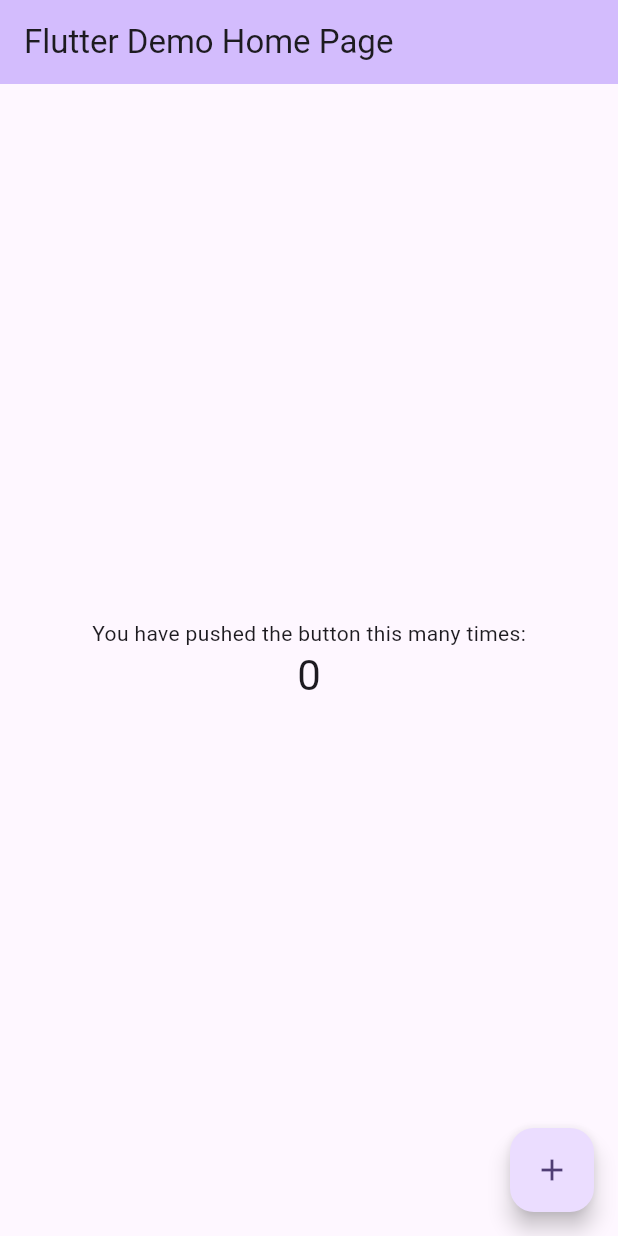
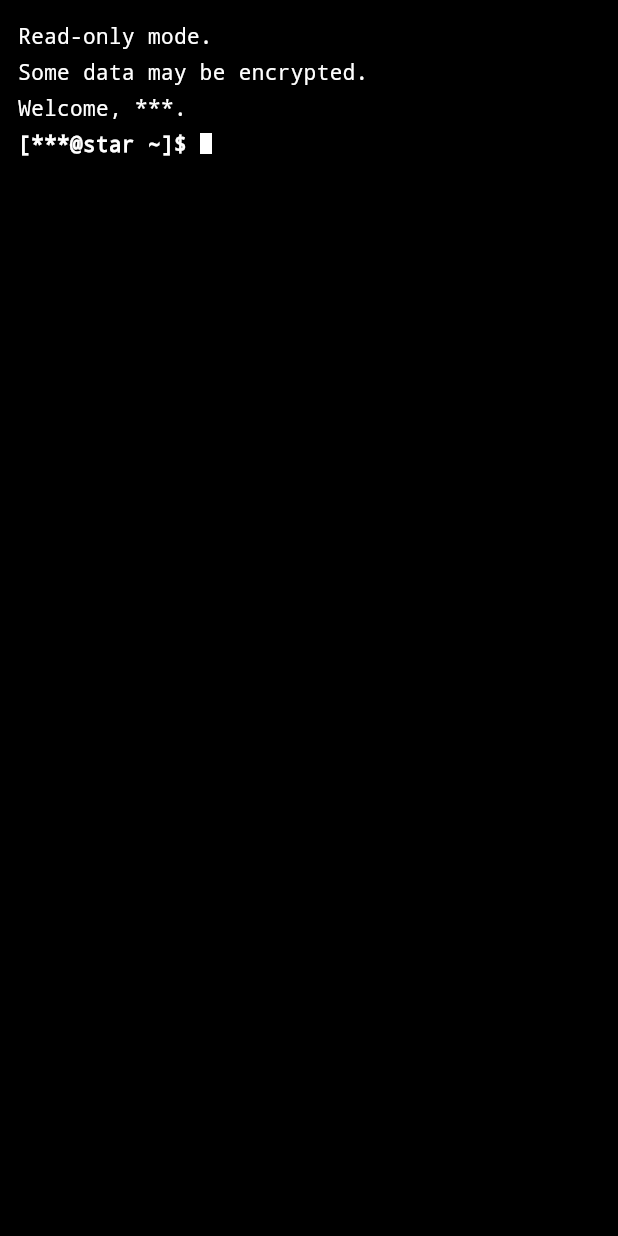
Before and after one commit to CaeStars/Constellation, a Flutter app: the screen it shows after launch, on a phone screen of 412 x 824 dp. Run offline on Flutter 3.47's test engine with Material 3 defaults, Android fonts, the phone set to English and light mode, and no system bars; our stand-ins replace go_router.

Commit message:
Created console system for chromosphere, created some virtual files on it
Feature:
Console system on chromosphere.dart with multiple functional commands
and a filesystem. Alongside, I already added some files to the
filesystem of chromosphere.

```diff
--- /dev/null
+++ b/lib/core/router.dart
@@ -0,0 +1,31 @@
+import 'package:flutter/material.dart';
+import 'package:go_router/go_router.dart';
+// import '../pages/home.dart';
+import '../pages/star/chromosphere.dart';
+
+final GoRouter router = GoRouter(
+  initialLocation: '/chromosphere',
+  // TODO: implement error screen
+  routes: <RouteBase>[
+    GoRoute(
+      path: '/chromosphere',
+      builder: (BuildContext context, GoRouterState state) {
+        return const ChromoMain();
+      },
+    ),
+    GoRoute(
+      path: '/',
+      builder: (BuildContext context, GoRouterState state) {
+        return Scaffold(
+          backgroundColor: Colors.black,
+          body: Center(
+            child: Text(
+              "you're not supposed to be here.",
+              style: TextStyle(color: Colors.white),
+            ),
+          ),
+        );
+      },
+    ),
+  ],
+);
--- a/lib/main.dart
+++ b/lib/main.dart
@@ -1,121 +1,27 @@
 import 'package:flutter/material.dart';
+import 'core/router.dart';
 
 void main() {
-  runApp(const MyApp());
+  runApp(const App());
 }
 
-class MyApp extends StatelessWidget {
-  const MyApp({super.key});
-
-  // This widget is the root of your application.
-  @override
-  Widget build(BuildContext context) {
-    return MaterialApp(
-      title: 'Flutter Demo',
-      theme: ThemeData(
-        // This is the theme of your application.
-        //
-        // TRY THIS: Try running your application with "flutter run". You'll see
-        // the application has a purple toolbar. Then, without quitting the app,
-        // try changing the seedColor in the colorScheme below to Colors.green
-        // and then invoke "hot reload" (save your changes or press the "hot
-        // reload" button in a Flutter-supported IDE, or press "r" if you used
-        // the command line to start the app).
-        //
-        // Notice that the counter didn't reset back to zero; the application
-        // state is not lost during the reload. To reset the state, use hot
-        // restart instead.
-        //
-        // This works for code too, not just values: Most code changes can be
-        // tested with just a hot reload.
-        colorScheme: .fromSeed(seedColor: Colors.deepPurple),
-      ),
-      home: const MyHomePage(title: 'Flutter Demo Home Page'),
-    );
-  }
-}
-
-class MyHomePage extends StatefulWidget {
-  const MyHomePage({super.key, required this.title});
-
-  // This widget is the home page of your application. It is stateful, meaning
-  // that it has a State object (defined below) that contains fields that affect
-  // how it looks.
-
-  // This class is the configuration for the state. It holds the values (in this
-  // case the title) provided by the parent (in this case the App widget) and
-  // used by the build method of the State. Fields in a Widget subclass are
-  // always marked "final".
-
-  final String title;
-
-  @override
-  State<MyHomePage> createState() => _MyHomePageState();
-}
-
-class _MyHomePageState extends State<MyHomePage> {
-  int _counter = 0;
-
-  void _incrementCounter() {
-    setState(() {
-      // This call to setState tells the Flutter framework that something has
-      // changed in this State, which causes it to rerun the build method below
-      // so that the display can reflect the updated values. If we changed
-      // _counter without calling setState(), then the build method would not be
-      // called again, and so nothing would appear to happen.
-      _counter++;
-    });
-  }
+class App extends StatelessWidget {
+  const App({super.key});
 
   @override
   Widget build(BuildContext context) {
-    // This method is rerun every time setState is called, for instance as done
-    // by the _incrementCounter method above.
-    //
-    // The Flutter framework has been optimized to make rerunning build methods
-    // fast, so that you can just rebuild anything that needs updating rather
-    // than having to individually change instances of widgets.
-    return Scaffold(
-      appBar: AppBar(
-        // TRY THIS: Try changing the color here to a specific color (to
-        // Colors.amber, perhaps?) and trigger a hot reload to see the AppBar
-        // change color while the other colors stay the same.
-        backgroundColor: Theme.of(context).colorScheme.inversePrimary,
-        // Here we take the value from the MyHomePage object that was created by
-        // the App.build method, and use it to set our appbar title.
-        title: Text(widget.title),
-      ),
-      body: Center(
-        // Center is a layout widget. It takes a single child and positions it
-        // in the middle of the parent.
-        child: Column(
-          // Column is also a layout widget. It takes a list of children and
-          // arranges them vertically. By default, it sizes itself to fit its
-          // children horizontally, and tries to be as tall as its parent.
-          //
-          // Column has various properties to control how it sizes itself and
-          // how it positions its children. Here we use mainAxisAlignment to
-          // center the children vertically; the main axis here is the vertical
-          // axis because Columns are vertical (the cross axis would be
-          // horizontal).
-          //
-          // TRY THIS: Invoke "debug painting" (choose the "Toggle Debug Paint"
-          // action in the IDE, or press "p" in the console), to see the
-          // wireframe for each widget.
-          mainAxisAlignment: .center,
-          children: [
-            const Text('You have pushed the button this many times:'),
-            Text(
-              '$_counter',
-              style: Theme.of(context).textTheme.headlineMedium,
-            ),
-          ],
+    return MaterialApp.router(
+      title: 'Constellation Portfolio',
+      debugShowCheckedModeBanner: false,
+      routerConfig: router,
+
+      theme: ThemeData(
+        useMaterial3: true,
+        brightness: Brightness.dark,
+        colorScheme: ColorScheme.fromSeed(
+          seedColor: Colors.indigo,
+          brightness: Brightness.dark,
         ),
-      ),
-      floatingActionButton: FloatingActionButton(
-        onPressed: _incrementCounter,
-        tooltip: 'Increment',
-        child: const Icon(Icons.add),
       ),
     );
   }
--- /dev/null
+++ b/lib/pages/star/chromosphere.dart
@@ -0,0 +1,397 @@
+import 'package:flutter/material.dart';
+
+class ChromoMain extends StatefulWidget {
+  const ChromoMain({Key? key}) : super(key: key);
+
+  @override
+  State<ChromoMain> createState() => _ChromoMainState();
+}
+
+class _ChromoMainState extends State<ChromoMain> {
+  final TextEditingController _inputController = TextEditingController();
+  final ScrollController _scrollController = ScrollController();
+  final FocusNode _focusNode = FocusNode();
+
+  // The console history log
+  final List<String> _consoleHistory = [
+    'Read-only mode.',
+    'Some data may be encrypted.',
+    'Welcome, ***.',
+  ];
+
+  // --- MOCK FILE SYSTEM SETUP ---
+  final Map<String, dynamic> _fileSystem = {
+    'diary': {
+      '1.txt': """Entry #1
+Finally managed to install this, it's REALLY simple but it gets the job done.
+Funny how much trouble I had for such a simple system. I blame the machine.
+But well, I can finally start my work.
+""",
+      '2.txt': """Entry #2
+I've been studying more about stars and such.
+They fascinate me.
+My favorite is the J05233822-1403022.
+It's an ultra-cool red dwarf, with a temperature of only ~2000K
+For reference the sun has an effective temperature of ~6000K
+
+I don't like the sun. It's too warm.""",
+      '3.txt': "file is corrupted.",
+      '4.md': """# Entry #4
+I should've been using markdown more!
+My editor can somewhat view it, after all.
+It's more for... Syntax highlighting and such. It can't make text bigger.
+But it's better than nothing.
+
+My new project seems to be coming along great. C isn't an easy language, so I'm glad I'm being able to pull it off.
+It is straining me a bit but, surely, I'll be fine.""",
+      '5.md': "file is corrupted.",
+      '6.md': """# Entry #6
+For some reason my machine was already powered on today.
+I don't remember having left it on. Maybe I just forgot.
+Or something went wrong. There were some binaries on my home directory.
+I didn't run them, I'm no idiot, but I did zip them, just to be sure.
+What if I wanna test out some malware?""",
+      '7.md': """# Entry #7
+There's more of these stupid ass binaries.
+I'm gonna run one of them, I'm bored.
+I'll write about it later.""",
+      '8': """this wasnt here
+this wasnt here
+this wasnt here
+this wasnt here
+this wasnt here
+this wasnt here
+it wasnt
+it wasnt
+
+
+
+
+
+
+                                                                                                                      tell me it wasnt
+
+
+                                                                                                  ]0�     UY6[E�r��ʵAv z=\$1�X���u�w�-u��kFu�2�l�;o�t���az�@t�%��������� 	���&KUl�s(//΢7pܔA�@<�y6���E��4��?D�{��Q��L_�����`悩�T�L&͑4^�k�|_1<�\$GIRu��Z�*7D"Q\\gr}�����������f����:�R�����5N���ǉ��Ϭ���b�&�}>s�#HD���/�;H�k�N"�@��e�;S���ԑ쿪����&]]�ܭ�O���.?�?�d�����I���	�6@['��8LM��4��0Q�i�"F�����xPA��Ψ�.yAu[7�[Q'\\�YO}':2O�O�4e}:��Q�9�чNƏ�\\0�X�l�䂟<�\\��D:���%��
+
+file corrupted. HEX code error: 6974776173""",
+    },
+    'dev': {},
+    'documents': {
+      '***.log': """Logfile 2025.11.22 12:03:43.2314
+error when trying to load ***
+ERROR: file "/etc/head" not found file "/etc/arm64" not found
+ERROR: file "/etc/arm32" not found
+ERROR: file "/etc/leg" not found
+ERROR: file "/etc/body" not found
+CRITICAL: kernel unloaded
+CRITICAL: kernel corrupted
+CRITICAL: kernel not found
+INFO: restoring #4870...
+INFO: success
+exiting...""",
+    },
+    'downloads': {},
+    'pictures': {},
+  };
+
+  // --- ENCRYPTION STATE ---
+  final Map<String, String> _encryptedDirs = {
+    // Folder name : Password
+    'documents': '2MASS',
+    'dev': 'itwas',
+    'pictures': 'placeholder',
+  };
+  final Set<String> _unlockedDirs =
+      {}; // Keeps track of unlocked folders for the session
+
+  bool _isPromptingPassword = false;
+  String _passwordTargetDir = '';
+  int _failedAttempts = 0;
+
+  // Tracks current path. Empty list is root "/"
+  List<String> _currentPath = [];
+
+  // Helper: Changed return type and check to 'Map' to accept empty maps ({}) gracefully
+  Map<dynamic, dynamic> _getCurrentDirectory() {
+    Map<dynamic, dynamic> current = _fileSystem;
+    for (String folder in _currentPath) {
+      if (current[folder] is Map) {
+        current = current[folder] as Map;
+      }
+    }
+    return current;
+  }
+
+  // Helper: Format path for prompt display
+  String _getPathString() {
+    if (_currentPath.isEmpty) return '~';
+    return '~/${_currentPath.join('/')}';
+  }
+
+  @override
+  void dispose() {
+    _inputController.dispose();
+    _scrollController.dispose();
+    _focusNode.dispose();
+    super.dispose();
+  }
+
+  // Handle command execution logic
+  void _executeCommand(String input) {
+    final trimmedInput = input.trim();
+
+    setState(() {
+      // --- PASSWORD FLOW ACTIVE ---
+      if (_isPromptingPassword) {
+        // Echo asterisks to console instead of cleartext password
+        _consoleHistory.add('Password: ${'*' * trimmedInput.length}');
+
+        final correctPassword = _encryptedDirs[_passwordTargetDir];
+
+        if (trimmedInput == correctPassword) {
+          _unlockedDirs.add(_passwordTargetDir);
+          _currentPath.add(
+            _passwordTargetDir,
+          ); // Successfully enter the directory
+
+          // Reset password flow
+          _isPromptingPassword = false;
+          _passwordTargetDir = '';
+          _failedAttempts = 0;
+        } else {
+          _failedAttempts++;
+          if (_failedAttempts >= 3) {
+            _consoleHistory.add('cd: 3 incorrect password attempts');
+            // Reset password flow, user remains in current directory
+            _isPromptingPassword = false;
+            _passwordTargetDir = '';
+            _failedAttempts = 0;
+          } else {
+            _consoleHistory.add('Sorry, try again.');
+          }
+        }
+      }
+      // --- STANDARD COMMAND FLOW ---
+      else {
+        if (trimmedInput.isEmpty) return;
+
+        // Echo command back to the console
+        _consoleHistory.add('[***@star ${_getPathString()}]\$ $trimmedInput');
+
+        final List<String> parts = trimmedInput.split(RegExp(r'\s+'));
+        final String mainCommand = parts[0].toLowerCase();
+        final String argument = parts.length > 1
+            ? parts.sublist(1).join(' ')
+            : '';
+
+        switch (mainCommand) {
+          case 'help':
+            _consoleHistory.addAll([
+              'stash, version *.*.*-release (x86_64-pc-*******-***)',
+              'These shell commands are defined internally.  Type `help` to see this list.',
+              '  help        - show this menu',
+              '  ls          - list directory contents',
+              '  cd <dir>    - change directory (use "cd .." to go back)',
+              '  cat <file>  - print file contents',
+              '  ping        - Send ICMP ECHO_REQUEST packets to network hosts.',
+              '  fetch       - print system details',
+              '  clear       - clear the console screen',
+            ]);
+            break;
+
+          case 'ls':
+            final currentDir = _getCurrentDirectory();
+            if (currentDir.isEmpty) {
+              _consoleHistory.add('(directory is empty)');
+            } else {
+              List<String> items = [];
+              currentDir.forEach((key, value) {
+                if (value is Map) {
+                  items.add('$key/');
+                } else {
+                  items.add(key.toString());
+                }
+              });
+              _consoleHistory.add(items.join('   '));
+            }
+            break;
+
+          case 'cd':
+            if (argument.isEmpty) {
+              _currentPath.clear();
+            } else if (argument == '..') {
+              if (_currentPath.isNotEmpty) {
+                _currentPath.removeLast();
+              }
+            } else {
+              final currentDir = _getCurrentDirectory();
+              // Changed standard check to broad 'Map' to accept empty maps ({}) correctly
+              if (currentDir.containsKey(argument) &&
+                  currentDir[argument] is Map) {
+                // Trigger password check if directory is encrypted and not yet unlocked
+                if (_encryptedDirs.containsKey(argument) &&
+                    !_unlockedDirs.contains(argument)) {
+                  _isPromptingPassword = true;
+                  _passwordTargetDir = argument;
+                  _failedAttempts = 0;
+                  _consoleHistory.add('Directory is encrypted.');
+                } else {
+                  // Standard navigation
+                  _currentPath.add(argument);
+                }
+              } else if (currentDir.containsKey(argument)) {
+                _consoleHistory.add('stash: cd: $argument: Not a directory');
+              } else {
+                _consoleHistory.add(
+                  'stash: cd: $argument: No such file or directory',
+                );
+              }
+            }
+            break;
+
+          case 'cat':
+            if (argument.isEmpty) {
+              _consoleHistory.add('usage: cat <filename>');
+            } else {
+              final currentDir = _getCurrentDirectory();
+              if (currentDir.containsKey(argument)) {
+                final target = currentDir[argument];
+                if (target is String) {
+                  _consoleHistory.add(target);
+                } else {
+                  _consoleHistory.add('stash: cat: $argument: Is a directory');
+                }
+              } else {
+                _consoleHistory.add(
+                  'stash: cat: $argument: No such file or directory',
+                );
+              }
+            }
+            break;
+
+          case 'ping':
+            _consoleHistory.addAll([
+              'PING 127.0.0.1 (127.0.0.1): 56 data bytes',
+              '64 bytes from 127.0.0.1: icmp_seq=0 ttl=64 time=0.042 ms',
+              '--- 127.0.0.1 ping statistics ---',
+              '1 packets transmitted, 1 packets received, 0.0% packet loss',
+            ]);
+            break;
+
+          case 'fetch':
+            _consoleHistory.addAll([
+              'OS: ******',
+              'Host: **********',
+              'Memory: why won\'t you remember?',
+            ]);
+            break;
+
+          case 'clear':
+            _consoleHistory.clear();
+            break;
+
+          default:
+            _consoleHistory.add("stash: $mainCommand: command not found");
+        }
+      }
+    });
+
+    _inputController.clear();
+
+    // Instantly snap to the bottom of the list
+    WidgetsBinding.instance.addPostFrameCallback((_) {
+      _focusNode.requestFocus();
+      if (_scrollController.hasClients) {
+        _scrollController.jumpTo(_scrollController.position.maxScrollExtent);
+      }
+    });
+  }
+
+  @override
+  Widget build(BuildContext context) {
+    return Scaffold(
+      backgroundColor: Colors.black,
+      body: SafeArea(
+        child: GestureDetector(
+          behavior: HitTestBehavior.opaque,
+          onTap: () => _focusNode.requestFocus(),
+          child: Container(
+            width: double.infinity,
+            height: double.infinity,
+            color: Colors.black,
+            padding: const EdgeInsets.all(12.0),
+            child: SingleChildScrollView(
+              controller: _scrollController,
+              child: Column(
+                crossAxisAlignment: CrossAxisAlignment.start,
+                children: [
+                  // 1. Render history
+                  ..._consoleHistory
+                      .map(
+                        (line) => Padding(
+                          padding: const EdgeInsets.symmetric(vertical: 2.0),
+                          child: Text(
+                            line,
+                            style: const TextStyle(
+                              color: Colors.white,
+                              fontFamily: 'monospace',
+                              fontSize: 14.0,
+                            ),
+                          ),
+                        ),
+                      )
+                      .toList(),
+
+                  // 2. The dynamic Input Bar
+                  Padding(
+                    padding: const EdgeInsets.symmetric(vertical: 2.0),
+                    child: Row(
+                      crossAxisAlignment: CrossAxisAlignment.center,
+                      children: [
+                        Text(
+                          _isPromptingPassword
+                              ? 'Password: '
+                              : '[***@star ${_getPathString()}]\$ ',
+                          style: const TextStyle(
+                            color: Colors.white,
+                            fontFamily: 'monospace',
+                            fontWeight: FontWeight.bold,
+                            fontSize: 14.0,
+                          ),
+                        ),
+                        Expanded(
+                          child: TextField(
+                            controller: _inputController,
+                            focusNode: _focusNode,
+                            autofocus: true,
+                            obscureText: _isPromptingPassword,
+                            style: const TextStyle(
+                              color: Colors.white,
+                              fontFamily: 'monospace',
+                              fontSize: 14.0,
+                              height: 1.2,
+                            ),
+                            cursorColor: Colors.white,
+                            cursorWidth: 8,
+                            cursorHeight: 14,
+                            decoration: const InputDecoration(
+                              border: InputBorder.none,
+                              isDense: true,
+                              contentPadding: EdgeInsets.zero,
+                            ),
+                            onSubmitted: (value) => _executeCommand(value),
+                          ),
+                        ),
+                      ],
+                    ),
+                  ),
+                ],
+              ),
+            ),
+          ),
+        ),
+      ),
+    );
+  }
+}
```
Also changed, not shown: lib/pages/home.dart (added, +52 -0 lines), lib/widgets/header.dart (added, +21 -0 lines), pubspec.yaml (+5 -2 lines), assets/images/constellation-bg.webp (added), pubspec.lock, 1 other file.
